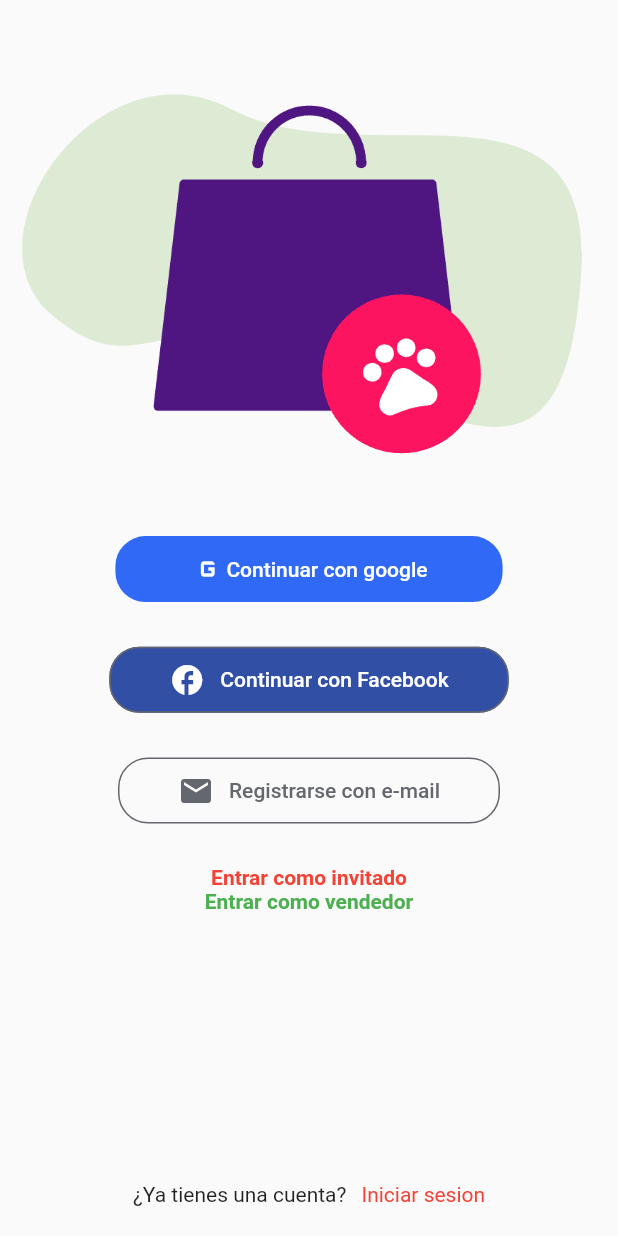
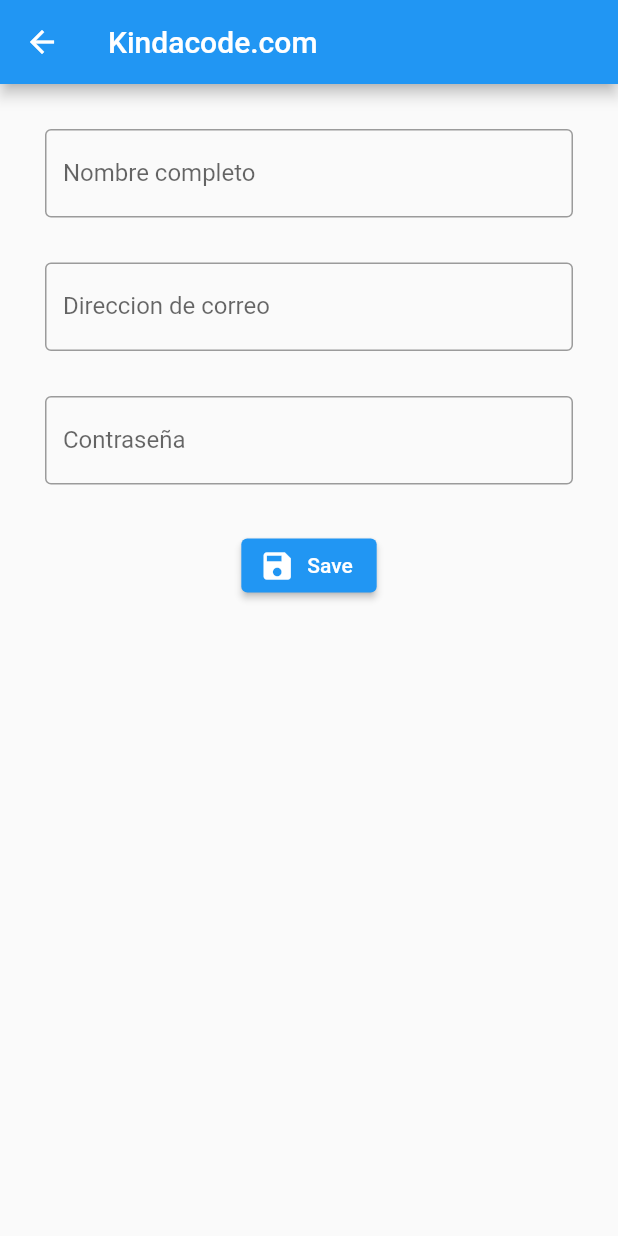
Before and after one commit to ozel-byte/Proyecto-Desarrollo-Movil, a Flutter app: the screen it shows after launch, after a tap on "Registrarse con e-mail", on a phone screen of 412 x 824 dp. Run offline on Flutter 3.47's test engine with Material 2 defaults, Android fonts, the phone set to English and light mode, and no system bars.

Commit message:
agregado ruta signup

```diff
--- a/lib/src/pages/login.dart
+++ b/lib/src/pages/login.dart
@@ -1,3 +1,5 @@
+//import 'dart:js';
+
 import 'package:flutter/material.dart';
 
 class Login extends StatelessWidget {
@@ -8,7 +10,7 @@ class Login extends StatelessWidget {
     final size = MediaQuery.of(context).size;
     return Scaffold(
       body: Column(
-        children: [logo(size), signIn(size), signUp(size)],
+        children: [logo(size), signIn(size, context), signUp(size)],
       ),
     );
   }
@@ -23,7 +25,7 @@ class Login extends StatelessWidget {
     );
   }
 
-  Widget signIn(Size size) {
+  Widget signIn(Size size, BuildContext context) {
     return Container(
       width: size.width,
       height: size.height * 0.3,
@@ -81,7 +83,9 @@ class Login extends StatelessWidget {
                     ],
                   )),
               TextButton(
-                  onPressed: () {},
+                  onPressed: () {
+                    Navigator.pushNamed(context, 'signup');
+                  },
                   style: ButtonStyle(
                       padding: MaterialStateProperty.all(
                           EdgeInsets.symmetric(horizontal: 40, vertical: 10)),
--- /dev/null
+++ b/lib/src/pages/signup.dart
@@ -0,0 +1,98 @@
+import 'package:flutter/foundation.dart';
+import 'package:flutter/material.dart';
+
+class signup extends StatefulWidget {
+  signup({Key? key}) : super(key: key);
+
+  @override
+  State<signup> createState() => _signupState();
+}
+
+class _signupState extends State<signup> {
+  final GlobalKey<FormState> _formKey = GlobalKey();
+
+  // This function is triggered when the "Save" button is pressed
+  void _saveForm() {
+    final bool isValid = _formKey.currentState!.validate();
+    if (isValid) {
+      if (kDebugMode) {
+        print('Got a valid input');
+      }
+      // And do something here
+    }
+  }
+
+  @override
+  Widget build(BuildContext context) {
+    return Scaffold(
+      appBar: AppBar(
+        title: const Text('Kindacode.com'),
+      ),
+      body: Padding(
+        padding: const EdgeInsets.all(30.0),
+        child: Form(
+          key: _formKey,
+          child: Column(
+            children: [
+              TextFormField(
+                validator: (value) {
+                  if (value != null && value.trim().length < 3) {
+                    return 'This field requires a minimum of 3 characters';
+                  }
+
+                  return null;
+                },
+                decoration: const InputDecoration(
+                    labelText: 'Nombre completo',
+                    border: OutlineInputBorder(),
+                    errorBorder: OutlineInputBorder(
+                        borderSide: BorderSide(color: Colors.red, width: 5))),
+              ),
+              const SizedBox(
+                height: 30,
+              ),
+              TextFormField(
+                validator: (value) {
+                  if (value != null && value.trim().length < 3) {
+                    return 'This field requires a minimum of 3 characters';
+                  }
+
+                  return null;
+                },
+                decoration: const InputDecoration(
+                    labelText: 'Direccion de correo',
+                    border: OutlineInputBorder(),
+                    errorBorder: OutlineInputBorder(
+                        borderSide: BorderSide(color: Colors.red, width: 5))),
+              ),
+              const SizedBox(
+                height: 30,
+              ),
+              TextFormField(
+                validator: (value) {
+                  if (value != null && value.trim().length < 3) {
+                    return 'This field requires a minimum of 3 characters';
+                  }
+
+                  return null;
+                },
+                decoration: const InputDecoration(
+                    labelText: 'Contraseña',
+                    border: OutlineInputBorder(),
+                    errorBorder: OutlineInputBorder(
+                        borderSide: BorderSide(color: Colors.red, width: 5))),
+              ),
+              const SizedBox(
+                height: 30,
+              ),
+              ElevatedButton.icon(
+                  onPressed: _saveForm,
+                  icon: const Icon(Icons.save),
+                  label: const Text('Save'))
+            ],
+          ),
+        ),
+      ),
+    );
+  }
+}
--- a/lib/src/routes/route.dart
+++ b/lib/src/routes/route.dart
@@ -1,5 +1,6 @@
 import 'package:flutter/material.dart';
 import 'package:proyectocorte3/src/pages/login.dart';
+import 'package:proyectocorte3/src/pages/signup.dart';
 
 class RoutePage extends StatelessWidget {
   const RoutePage({Key? key}) : super(key: key);
@@ -9,7 +10,7 @@ class RoutePage extends StatelessWidget {
     return MaterialApp(
       title: 'Material App',
       debugShowCheckedModeBanner: false,
-      routes: {"/": (_) => const Login()},
+      routes: {"/": (_) => Login(), "signup": (context) => signup()},
     );
   }
 }
```
Also changed, not shown: pubspec.lock, 1 other file.
